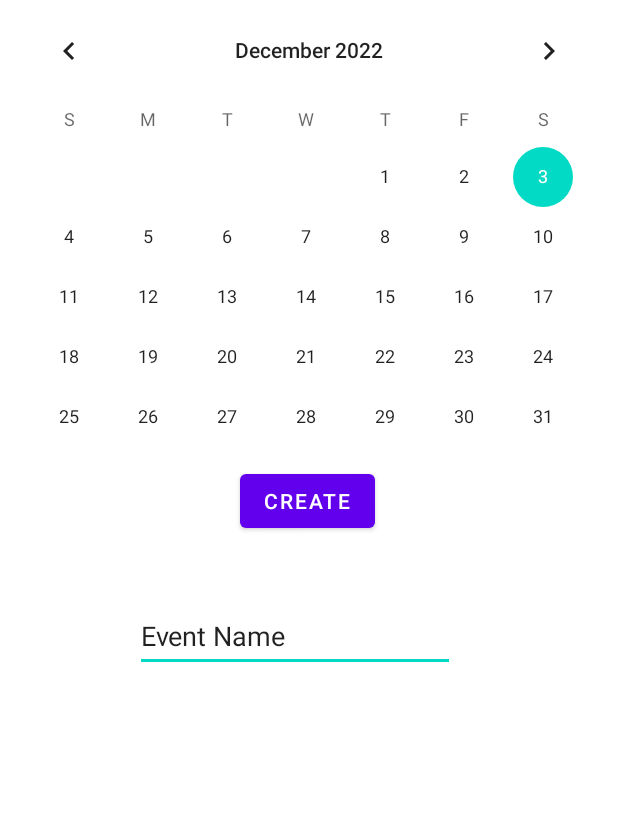
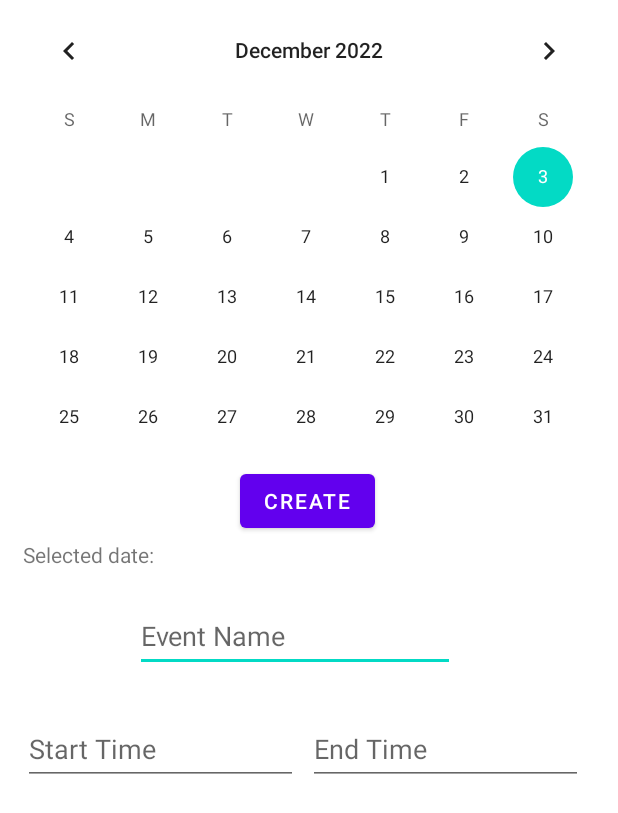
Before and after one commit to owenfab/GroupBSchedulingSoftwareSEFall2022, an Android app: the calendarView screen opened directly, with no data from a screen before it, on a phone screen of 412 x 824 dp. Shown: the top 813 px of the screen. Run offline under Robolectric (Android 15) with nearby library versions, the phone set to English and light mode, and no system bars; our stand-ins replace Firebase (no records; nobody signed in at launch, a user with empty details on screens opened directly).

Commit message:
added startTime and endTime to calendar_view.xml; updated calendarView.java to reflect that and also add events to Firebase

```diff
--- a/app/src/main/java/com/example/groupbschedulingsoftwaresefall2022/calendarView.java
+++ b/app/src/main/java/com/example/groupbschedulingsoftwaresefall2022/calendarView.java
@@ -1,35 +1,96 @@
 package com.example.groupbschedulingsoftwaresefall2022;
 
 import android.content.ContentValues;
+import android.content.Intent;
 import android.database.Cursor;
 import android.database.sqlite.SQLiteDatabase;
 import android.os.Bundle;
 import android.view.View;
+import android.widget.Button;
 import android.widget.EditText;
 import androidx.annotation.NonNull;
 import androidx.appcompat.app.AppCompatActivity;
 import android.widget.CalendarView;
+import android.widget.TextView;
+import android.widget.Toast;
+
+import com.example.groupbschedulingsoftwaresefall2022.Event;
+import com.google.firebase.firestore.FirebaseFirestore;
+
+import java.util.Map;
 
 public class calendarView extends AppCompatActivity {
 
+    private EditText editText;
+    private EditText startTime;
+    private EditText endTime;
+
+    private CalendarView calendarView;
+
+    private String selectedDate;
+    private String start, end;
+
     private mySQLiteDBHandler dbHandler;
-    private EditText editText;
-    private CalendarView calendarView;
-    private String selectedDate;
     private SQLiteDatabase sqLiteDatabase;
+
+    private Button createButton;
+
+    private FirebaseFirestore fb;
+
+    private TextView dateViewed;
+
+    private int evmonth, evday, evyear;
 
     @Override
     protected void onCreate(Bundle savedInstanceState) {
         super.onCreate(savedInstanceState);
         setContentView(R.layout.calendar_view);
-        editText = findViewById(R.id.editTextTextPersonName);
-        calendarView = findViewById(R.id.calendarViewId);
+
+        fb = FirebaseFirestore.getInstance();
+
+        //receive username from LoginActivity
+        Intent intent = getIntent();
+        String username = intent.getStringExtra("username");
+
+        dateViewed = (TextView)findViewById(R.id.selectedDate);
+
+        editText = (EditText)findViewById(R.id.editTextTextPersonName);
+        startTime = (EditText)findViewById(R.id.startTimeEditText);
+        endTime = (EditText)findViewById(R.id.endTimeEditText);
+
+        calendarView = (CalendarView)findViewById(R.id.calendarViewId);
+        createButton = (Button)findViewById(R.id.buttonCreate);
 
         calendarView.setOnDateChangeListener(new CalendarView.OnDateChangeListener() {
             @Override
             public void onSelectedDayChange(@NonNull CalendarView view, int year, int month, int dayOfMonth) {
                 selectedDate = Integer.toString(year) + month + dayOfMonth;
                 System.out.print("selectedDate: "+selectedDate);
+                evyear = year;
+                evmonth = month;
+                evday = dayOfMonth;
+                dateViewed.setText(year + " " + (month+1) + " " + dayOfMonth);
+            }
+        });
+
+        createButton.setOnClickListener(new View.OnClickListener() {
+            @Override
+            public void onClick(View view) {
+                Map<String, Object> entry = Event.createDefaultMapForPlaceHolder();
+                try {
+                    String name = editText.getText().toString();
+                    start = startTime.getText().toString();
+                    end = endTime.getText().toString();
+                    Event e = new Event(evmonth+1,evday,evyear,0,0,0,
+                            name, username, start, end);
+                    entry = e.createHashMapForTransfer();
+                    fb.collection("events").document(name).set(entry);
+                    Toast.makeText(calendarView.this, "Success!",
+                            Toast.LENGTH_SHORT).show();
+                } catch (Exception ex) {
+                    Toast.makeText(calendarView.this, "Error; try again",
+                            Toast.LENGTH_SHORT).show();
+                }
             }
         });
 
--- a/app/src/main/res/layout/calendar_view.xml
+++ b/app/src/main/res/layout/calendar_view.xml
@@ -1,9 +1,8 @@
 <?xml version="1.0" encoding="utf-8"?>
 <RelativeLayout xmlns:android="http://schemas.android.com/apk/res/android"
     xmlns:tools="http://schemas.android.com/tools"
-    android:layout_width="wrap_content"
-    android:layout_height="wrap_content"
-    >
+    android:layout_width="match_parent"
+    android:layout_height="match_parent">
 
     <CalendarView
         android:id="@+id/calendarViewId"
@@ -31,6 +30,42 @@
         android:ems="10"
         android:hint="@string/event_Name"
         android:inputType="textPersonName"
-        android:minHeight="48dp"
-        android:text="@string/Event_name" />
+        android:minHeight="48dp" />
+
+    <EditText
+        android:id="@+id/startTimeEditText"
+        android:layout_width="183dp"
+        android:layout_height="wrap_content"
+        android:layout_marginStart="15dp"
+        android:layout_marginTop="475dp"
+        android:ems="10"
+        android:hint="@string/event_start_time"
+        android:inputType="time"
+        android:minHeight="48dp" />
+
+    <EditText
+        android:id="@+id/endTimeEditText"
+        android:layout_width="183dp"
+        android:layout_height="wrap_content"
+        android:layout_marginStart="205dp"
+        android:layout_marginTop="475dp"
+        android:ems="10"
+        android:hint="@string/event_end_time"
+        android:inputType="time"
+        android:minHeight="48dp" />
+
+    <TextView
+        android:id="@+id/selectedText"
+        android:layout_width="wrap_content"
+        android:layout_height="wrap_content"
+        android:layout_marginStart="15dp"
+        android:layout_marginTop="360dp"
+        android:text="@string/selected_date" />
+    <TextView
+        android:id="@+id/selectedDate"
+        android:layout_width="wrap_content"
+        android:layout_height="wrap_content"
+        android:layout_marginStart="105dp"
+        android:layout_marginTop="360dp" />
+
 </RelativeLayout>
--- a/app/src/main/res/values/strings.xml
+++ b/app/src/main/res/values/strings.xml
@@ -35,4 +35,5 @@
   <string name="event_start_time">Start Time</string>
   <string name="event_end_time">End Time</string>
     <string name="back">Back</string>
+    <string name="selected_date">Selected date:</string>
 </resources>
```
